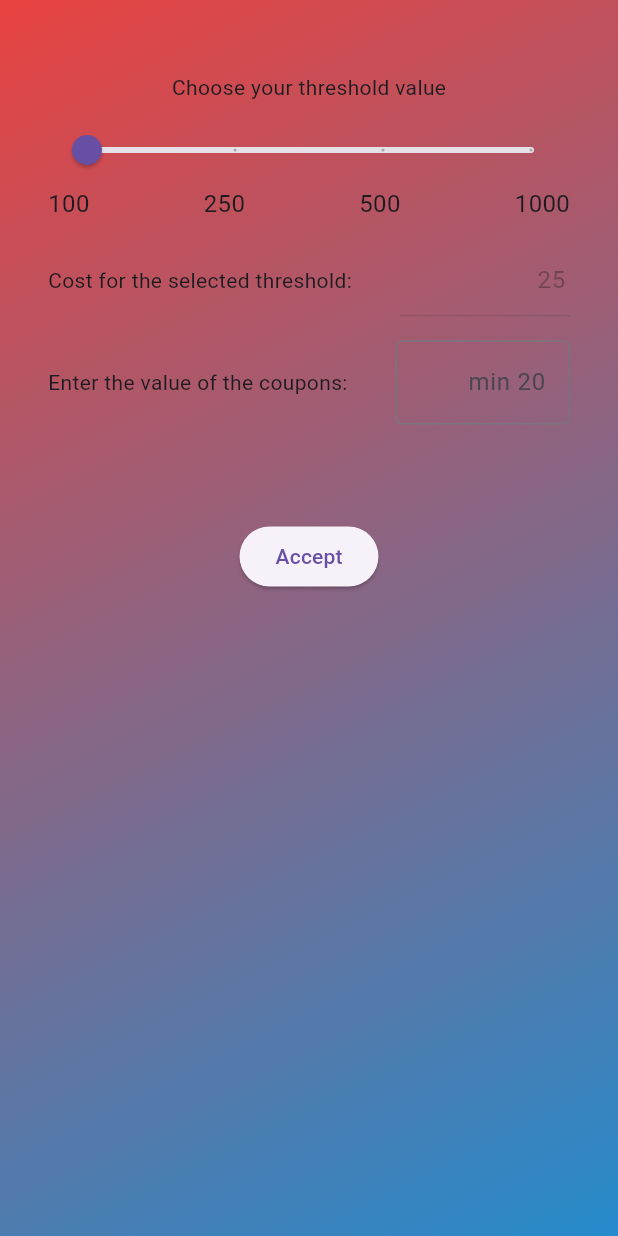
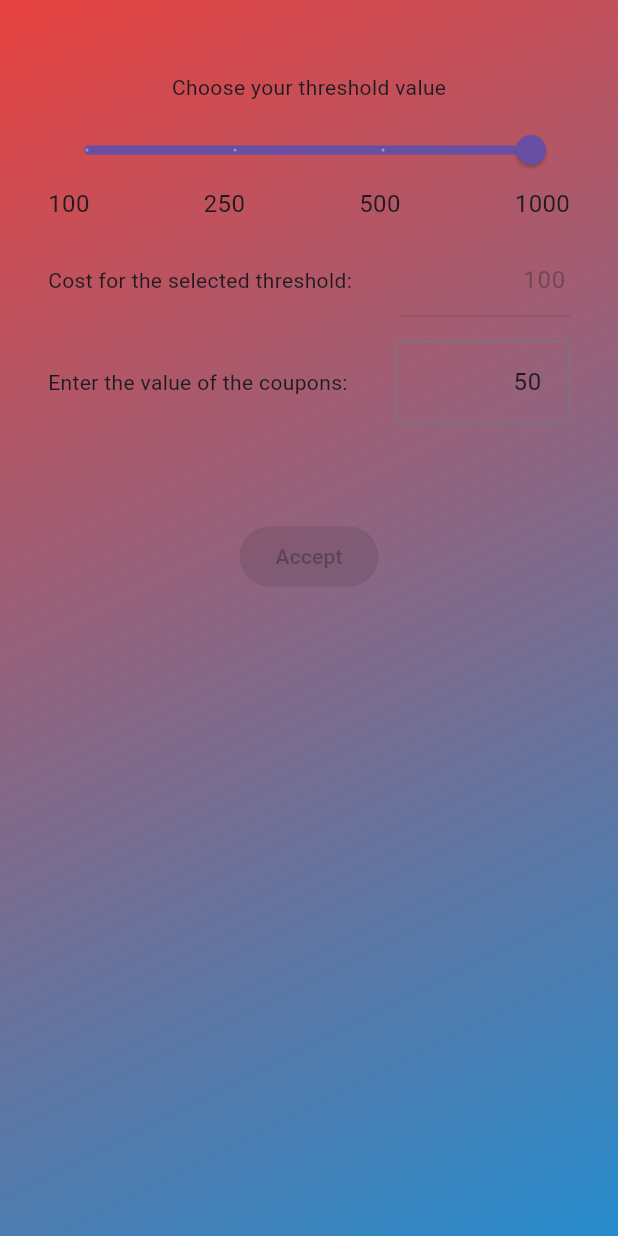
Before and after one commit to stefanobianda/Try2Win, a Flutter app: the CampaignOptionScreen widget shown alone on an empty page, opened directly, on a phone screen of 412 x 824 dp. Run offline on Flutter 3.47's test engine with Material 3 defaults, Android fonts, the phone set to English and light mode, and no system bars; our stand-ins replace cloud_firestore, firebase_auth, firebase_core, flutter_riverpod, image_picker, qr_flutter; missing offline and left inert: mobile_scanner, random_name_generator; accounts and stored records are empty; generated files the repository leaves out were written again.

Commit message:
last campaign widget is now implemented

```diff
--- a/lib/business/app_firestore.dart
+++ b/lib/business/app_firestore.dart
@@ -10,6 +10,7 @@ import 'package:try2win/business/ticket_bo.dart';
 import 'package:try2win/models/campaign.dart';
 import 'package:try2win/models/coupon.dart';
 import 'package:try2win/models/customer.dart';
+import 'package:try2win/models/quota.dart';
 import 'package:try2win/models/ticket.dart';
 import 'package:try2win/models/seller.dart';
 
@@ -301,4 +302,54 @@ class AppFirestore {
         .doc(sellerId)
         .update({'isProcessing': isProcessing});
   }
+
+  Future<Quota> getSellerCampaignCurrentQuota() async {
+    Customer customer = await getCustomer();
+    final quotaRef = db
+        .collection('sellers')
+        .doc(customer.sellerId)
+        .collection('quotas')
+        .doc('current')
+        .withConverter(
+            fromFirestore: Quota.fromFirestore,
+            toFirestore: (Quota quota, _) => quota.toFirestore());
+    final docSnap = await quotaRef.get();
+    Quota currentQuota = Quota(
+        quota: 1000, renumeration: 100, value: 50, createdAt: Timestamp.now());
+    if (docSnap.exists) {
+      currentQuota = docSnap.data()!;
+      print("reead current quota ${currentQuota.quota}");
+    }
+    return currentQuota;
+  }
+
+  Future<void> setQuota(Quota quota) async {
+    Customer customer = await getCustomer();
+    db
+        .collection('sellers')
+        .doc(customer.sellerId)
+        .collection('quotas')
+        .add(quota.toFirestore());
+  }
+
+  getSellerCampaignQuota() async {
+    Customer customer = await getCustomer();
+    final quotaRef = db
+        .collection('sellers')
+        .doc(customer.sellerId)
+        .collection('quotas')
+        .orderBy('createdAt', descending: true)
+        .withConverter(
+            fromFirestore: Quota.fromFirestore,
+            toFirestore: (Quota quota, _) => quota.toFirestore());
+    final docSnap = await quotaRef.get();
+    Quota lastQuota = Quota(
+        quota: 1000, renumeration: 100, value: 50, createdAt: Timestamp.now());
+    if (docSnap.docs.isNotEmpty) {
+      print("reead last quota");
+      lastQuota = docSnap.docs.first.data();
+      print("reead last quota ${lastQuota.quota}");
+    }
+    return lastQuota;
+  }
 }
--- a/lib/l10n/app_de.arb
+++ b/lib/l10n/app_de.arb
@@ -10,5 +10,6 @@
    "readQRCode": "Lesen Sie einen QR-Code, um ein Ticket zu erstellen, drücken Sie auf das Bild unten",
    "showQRCode": "Zeigen Sie Ihren QR-Code",
    "titleScanQRCode": "QR-Code scannen",
-   "scanSomething": "Einen Try2Win QR-Code lesen"
+   "scanSomething": "Einen Try2Win QR-Code lesen",
+   "settings": "Einstellungen"
 }
--- a/lib/l10n/app_en.arb
+++ b/lib/l10n/app_en.arb
@@ -10,5 +10,6 @@
    "readQRCode": "Read a QR code to create a ticket, press the image below",
    "showQRCode": "Show your QR code",
    "titleScanQRCode": "Scan QR code",
-   "scanSomething": "Read a Try2Win QR code"
+   "scanSomething": "Read a Try2Win QR code",
+   "settings": "Settings"
 }
--- a/lib/l10n/app_fr.arb
+++ b/lib/l10n/app_fr.arb
@@ -10,5 +10,6 @@
    "readQRCode": "Lisez un code QR pour créer un ticket, appuyez sur l'image ci-dessous",
    "showQRCode": "Montrez votre code QR",
    "titleScanQRCode": "Scannez le code QR",
-   "scanSomething": "Lire un code QR Try2Win"
+   "scanSomething": "Lire un code QR Try2Win",
+   "settings": "Paramètres"
 }
--- a/lib/l10n/app_it.arb
+++ b/lib/l10n/app_it.arb
@@ -10,5 +10,6 @@
    "readQRCode": "Leggere un codice QR per creare un biglietto, premi l'immagine sottostante",
    "showQRCode": "Visualizza il tuo codice QR",
    "titleScanQRCode": "Scansione del codice QR",
-   "scanSomething": "Leggere un codice QR Try2Win"
+   "scanSomething": "Leggere un codice QR Try2Win",
+   "settings": "Impostazioni"
 }
--- a/lib/models/campaign_option.dart
+++ b/lib/models/quota.dart
@@ -1,25 +1,25 @@
 import 'package:cloud_firestore/cloud_firestore.dart';
 
-class CampaignOption {
-  CampaignOption({
-    required this.ticketsNumber,
+class Quota {
+  Quota({
+    required this.quota,
     required this.renumeration,
     required this.value,
     required this.createdAt,
   });
 
-  final int ticketsNumber;
+  final int quota;
   final int renumeration;
   final int value;
   final Timestamp createdAt;
 
-  factory CampaignOption.fromFirestore(
+  factory Quota.fromFirestore(
     DocumentSnapshot<Map<String, dynamic>> snapshot,
     SnapshotOptions? options,
   ) {
     final data = snapshot.data();
-    return CampaignOption(
-      ticketsNumber: data?['ticketsNumber'],
+    return Quota(
+      quota: data?['quota'],
       renumeration: data?['renumeration'],
       value: data?['value'],
       createdAt: data?['createdAt'],
@@ -28,7 +28,7 @@ class CampaignOption {
 
   Map<String, dynamic> toFirestore() {
     return {
-      "ticketsNumber": ticketsNumber,
+      "quota": quota,
       "renumeration": renumeration,
       "value": value,
       "createdAt": createdAt,
--- a/lib/screens/campaign_option.dart
+++ b/lib/screens/campaign_option.dart
@@ -1,5 +1,7 @@
 import 'package:flutter/material.dart';
 import 'package:try2win/widgets/app_decoration.dart';
+import 'package:try2win/widgets/current_campaign_option.dart';
+import 'package:try2win/widgets/new_campaign_option.dart';
 
 class CampaignOptionScreen extends StatefulWidget {
   const CampaignOptionScreen({super.key});
@@ -11,26 +13,6 @@ class CampaignOptionScreen extends StatefulWidget {
 }
 
 class _CampaignOptionScreenState extends State<CampaignOptionScreen> {
-  final _form = GlobalKey<FormState>();
-  final TextEditingController _renumerationController = TextEditingController();
-
-  final List<double> thresholdList = [100, 250, 500, 1000];
-  final List<double> renumerationList = [25, 35, 60, 100];
-  int current = 0;
-
-  @override
-  void initState() {
-    super.initState();
-    _renumerationController.text = renumerationList[current].round().toString();
-  }
-
-  @override
-  void dispose() {
-    // Pulisci il controller quando il widget viene eliminato
-    _renumerationController.dispose();
-    super.dispose();
-  }
-
   @override
   Widget build(BuildContext context) {
     return Container(
@@ -38,111 +20,15 @@ class _CampaignOptionScreenState extends State<CampaignOptionScreen> {
       height: double.infinity,
       decoration: AppDecoration.build(context),
       padding: const EdgeInsets.all(32),
-      child: Form(
-        key: _form,
-        child: Column(
-          mainAxisSize: MainAxisSize.min,
-          children: [
-            const SizedBox(
-              height: 16,
-            ),
-            const Text("Choose your threshold value"),
-            const SizedBox(
-              height: 8,
-            ),
-            Slider(
-              min: 0,
-              max: (thresholdList.length - 1).toDouble(),
-              divisions: thresholdList.length - 1,
-              label: thresholdList[current].round().toString(),
-              value: current.toDouble(),
-              onChanged: onChanged,
-            ),
-            Row(
-              mainAxisAlignment: MainAxisAlignment.spaceBetween,
-              children: List.generate(4, (index) {
-                return Text(
-                  thresholdList[index].round().toString(),
-                  style: const TextStyle(fontSize: 16),
-                );
-              }),
-            ),
-            const SizedBox(
-              height: 16,
-            ),
-            Row(
-              mainAxisAlignment: MainAxisAlignment.spaceBetween,
-              children: [
-                const Text("Cost for the selected threshold:"),
-                const SizedBox(
-                  width: 32,
-                ),
-                Expanded(
-                  child: TextField(
-                    controller: _renumerationController,
-                    enabled: false,
-                    textAlign: TextAlign.right,
-                  ),
-                ),
-              ],
-            ),
-            const SizedBox(
-              height: 16,
-            ),
-            Row(
-              children: [
-                const Text("Enter the value of the coupons:"),
-                const SizedBox(
-                  width: 32,
-                ),
-                Expanded(
-                  child: TextFormField(
-                    keyboardType: TextInputType.number,
-                    textAlign: TextAlign.right,
-                    decoration: const InputDecoration(
-                      border: OutlineInputBorder(),
-                      hintText: "min 20",
-                    ),
-                    validator: (value) {
-                      if (value == null ||
-                          value.isEmpty ||
-                          int.tryParse(value) == null) {
-                        return "Only integer";
-                      }
-                      if (int.parse(value) < 20) {
-                        return "Min is 20";
-                      }
-                      return null;
-                    },
-                  ),
-                ),
-              ],
-            ),
-            const SizedBox(
-              height: 64,
-            ),
-            ElevatedButton.icon(
-              onPressed: _submit,
-              label: const Text("Accept"),
-            )
-          ],
-        ),
+      child: const Column(
+        children: [
+          NewCampaignOption(),
+          SizedBox(
+            height: 32,
+          ),
+          CurrentCampaignOption(),
+        ],
       ),
     );
   }
-
-  void onChanged(double value) {
-    setState(() {
-      current = value.toInt();
-    });
-    _renumerationController.text = renumerationList[current].round().toString();
-  }
-
-  void _submit() {
-    final isValid = _form.currentState!.validate();
-    if (!isValid) {
-      return;
-    }
-    _form.currentState!.save();
-  }
 }
--- /dev/null
+++ b/lib/widgets/current_campaign_option.dart
@@ -0,0 +1,12 @@
+import 'package:flutter/material.dart';
+
+class CurrentCampaignOption extends StatelessWidget {
+  const CurrentCampaignOption({super.key});
+
+  @override
+  Widget build(BuildContext context) {
+    return const Column(
+      children: [],
+    );
+  }
+}
--- /dev/null
+++ b/lib/widgets/new_campaign_option.dart
@@ -0,0 +1,182 @@
+import 'package:cloud_firestore/cloud_firestore.dart';
+import 'package:flutter/material.dart';
+import 'package:try2win/business/app_firestore.dart';
+import 'package:try2win/models/quota.dart';
+
+class NewCampaignOption extends StatefulWidget {
+  const NewCampaignOption({super.key});
+
+  @override
+  State<NewCampaignOption> createState() {
+    return _NewCampaignOptionState();
+  }
+}
+
+class _NewCampaignOptionState extends State<NewCampaignOption> {
+  final _form = GlobalKey<FormState>();
+  final TextEditingController _renumerationController = TextEditingController();
+
+  final List<int> thresholdList = [100, 250, 500, 1000];
+  final List<int> renumerationList = [25, 35, 60, 100];
+  int current = 0;
+
+  String? _value;
+  bool _isButtonEnabled = false;
+
+  late Quota readQuota;
+  bool initDone = false;
+
+  @override
+  void initState() {
+    super.initState();
+    loadData();
+  }
+
+  Future<void> loadData() async {
+    readQuota = await AppFirestore().getSellerCampaignQuota();
+    setState(() {
+      current = thresholdList.indexOf(readQuota.quota);
+      initDone = true;
+    });
+    _renumerationController.text = renumerationList[current].toString();
+  }
+
+  @override
+  void dispose() {
+    // Pulisci il controller quando il widget viene eliminato
+    _renumerationController.dispose();
+    super.dispose();
+  }
+
+  @override
+  Widget build(BuildContext context) {
+    if (!initDone) {
+      return const Center(
+        child: CircularProgressIndicator(),
+      );
+    }
+    return Form(
+      key: _form,
+      child: Column(
+        mainAxisSize: MainAxisSize.min,
+        children: [
+          const SizedBox(
+            height: 16,
+          ),
+          const Text("Choose your threshold value"),
+          const SizedBox(
+            height: 8,
+          ),
+          Slider(
+            min: 0,
+            max: (thresholdList.length - 1).toDouble(),
+            divisions: thresholdList.length - 1,
+            label: thresholdList[current].toString(),
+            value: current.toDouble(),
+            onChanged: onChanged,
+          ),
+          Row(
+            mainAxisAlignment: MainAxisAlignment.spaceBetween,
+            children: List.generate(4, (index) {
+              return Text(
+                thresholdList[index].toString(),
+                style: const TextStyle(fontSize: 16),
+              );
+            }),
+          ),
+          const SizedBox(
+            height: 16,
+          ),
+          Row(
+            mainAxisAlignment: MainAxisAlignment.spaceBetween,
+            children: [
+              const Text("Cost for the selected threshold:"),
+              const SizedBox(
+                width: 32,
+              ),
+              Expanded(
+                child: TextField(
+                  controller: _renumerationController,
+                  enabled: false,
+                  textAlign: TextAlign.right,
+                ),
+              ),
+            ],
+          ),
+          const SizedBox(
+            height: 16,
+          ),
+          Row(
+            children: [
+              const Text("Enter the value of the coupons:"),
+              const SizedBox(
+                width: 32,
+              ),
+              Expanded(
+                child: TextFormField(
+                  keyboardType: TextInputType.number,
+                  textAlign: TextAlign.right,
+                  initialValue: readQuota.value.toString(),
+                  decoration: const InputDecoration(
+                    border: OutlineInputBorder(),
+                    hintText: "min 20",
+                  ),
+                  validator: (value) {
+                    if (value == null ||
+                        value.isEmpty ||
+                        int.tryParse(value) == null) {
+                      return "Only integer";
+                    }
+                    if (int.parse(value) < 20) {
+                      return "Min is 20";
+                    }
+                    return null;
+                  },
+                  onSaved: (value) {
+                    _value = value;
+                  },
+                ),
+              ),
+            ],
+          ),
+          const SizedBox(
+            height: 64,
+          ),
+          ElevatedButton.icon(
+            onPressed: _isButtonEnabled ? _submit : null,
+            label: const Text("Accept"),
+          )
+        ],
+      ),
+    );
+  }
+
+  void onChanged(double value) {
+    setState(() {
+      current = value.toInt();
+      _isButtonEnabled = true;
+    });
+    _renumerationController.text = renumerationList[current].round().toString();
+  }
+
+  void _submit() {
+    final isValid = _form.currentState!.validate();
+    if (!isValid) {
+      return;
+    }
+    _form.currentState!.save();
+    setState(() {
+      _isButtonEnabled = false;
+    });
+    ScaffoldMessenger.of(context).showSnackBar(
+      const SnackBar(content: Text('Button Pressed!')),
+    );
+    Quota quota = Quota(
+      quota: thresholdList[current],
+      renumeration: renumerationList[current],
+      value: int.parse(_value!),
+      createdAt: Timestamp.now(),
+    );
+    AppFirestore().setQuota(quota);
+  }
+}
```
Also changed, not shown: lib/screens/seller_tabs.dart (+11 -1 lines), pubspec.lock.
